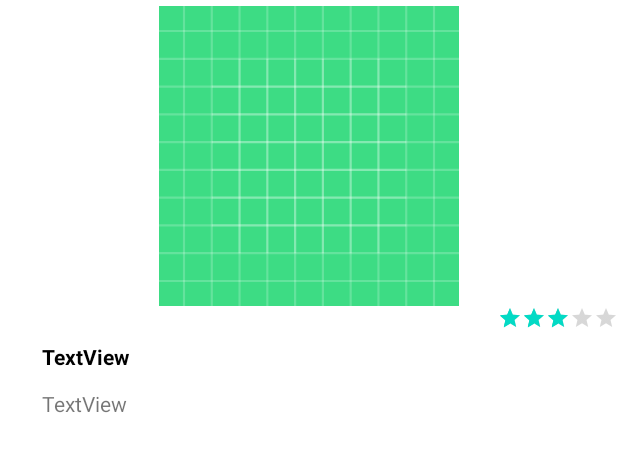
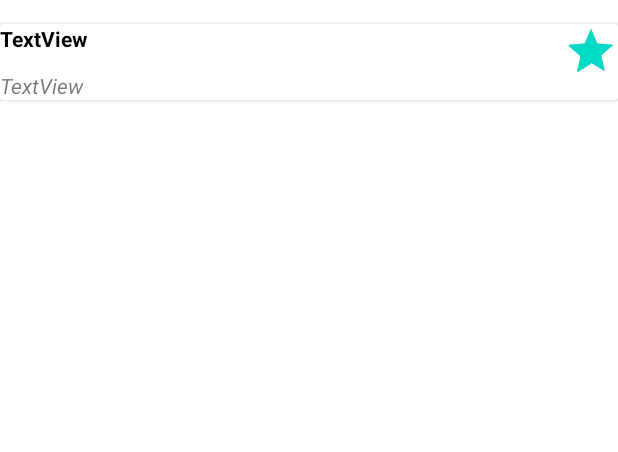
Before and after one commit to Sincal200/Notas_Activity-Completo-, an Android app: the layout fragment_item.xml on its own in the app's theme, with its tools: preview values and no code run, on a phone screen of 412 x 824 dp. Shown: the top 452 px of the screen. Run offline under Robolectric (Android 15) with nearby library versions, the phone set to English and light mode, and no system bars.

```diff
--- a/app/src/main/AndroidManifest.xml
+++ b/app/src/main/AndroidManifest.xml
@@ -10,7 +10,7 @@
         android:dataExtractionRules="@xml/data_extraction_rules"
         android:fullBackupContent="@xml/backup_rules"
         android:icon="@mipmap/ic_launcher"
-        android:label="@string/app_name"
+        android:label="NotasActivity"
         android:roundIcon="@mipmap/ic_launcher_round"
         android:supportsRtl="true"
         android:theme="@style/Theme.Restaurante"
--- a/app/src/main/java/com/example/restaurante/Restaurante.java
+++ b/app/src/main/java/com/example/restaurante/NotasActivity.java
@@ -1,12 +1,12 @@
 package com.example.restaurante;
 
-public class Restaurante {
+public class NotasActivity {
     private String nombre;
     private String urlPhoto;
     private float valoracion;
     private String direccion;
 
-    public Restaurante(String nombre, String urlPhoto, float valoracion, String direccion) {
+    public NotasActivity(String nombre, String urlPhoto, float valoracion, String direccion) {
         this.nombre = nombre;
         this.urlPhoto = urlPhoto;
         this.valoracion = valoracion;
--- a/app/src/main/res/layout/fragment_item.xml
+++ b/app/src/main/res/layout/fragment_item.xml
@@ -1,33 +1,27 @@
 <?xml version="1.0" encoding="utf-8"?>
-<androidx.constraintlayout.widget.ConstraintLayout xmlns:android="http://schemas.android.com/apk/res/android"
+<androidx.cardview.widget.CardView xmlns:android="http://schemas.android.com/apk/res/android"
     xmlns:app="http://schemas.android.com/apk/res-auto"
     xmlns:tools="http://schemas.android.com/tools"
     android:layout_width="match_parent"
-    android:layout_height="wrap_content">
+    android:layout_height="wrap_content"
+    android:layout_marginTop="16dp">
+
+    <androidx.constraintlayout.widget.ConstraintLayout
+        android:layout_width="match_parent"
+        android:layout_height="match_parent">
 
 
-    <ImageView
-        android:id="@+id/imageViewPhoto"
-        android:layout_width="0dp"
-        android:layout_height="200dp"
-        android:layout_marginTop="4dp"
-        app:layout_constraintEnd_toEndOf="parent"
-        app:layout_constraintHorizontal_bias="0.0"
-        app:layout_constraintStart_toStartOf="parent"
-        app:layout_constraintTop_toTopOf="parent"
-        app:srcCompat="@drawable/ic_launcher_background" />
+
 
     <TextView
         android:id="@+id/textViewNombre"
         android:layout_width="wrap_content"
         android:layout_height="wrap_content"
-        android:layout_marginStart="28dp"
-        android:layout_marginTop="24dp"
         android:text="TextView"
         android:textColor="@color/black"
         android:textStyle="bold"
-        app:layout_constraintStart_toStartOf="@+id/imageViewPhoto"
-        app:layout_constraintTop_toBottomOf="@+id/imageViewPhoto" />
+        tools:layout_editor_absoluteX="28dp"
+        tools:layout_editor_absoluteY="228dp" />
 
     <TextView
         android:id="@+id/textViewDireccion"
@@ -35,17 +29,20 @@
         android:layout_height="wrap_content"
         android:layout_marginTop="12dp"
         android:text="TextView"
+        android:textStyle="italic"
         app:layout_constraintStart_toStartOf="@+id/textViewNombre"
         app:layout_constraintTop_toBottomOf="@+id/textViewNombre" />
 
     <RatingBar
         android:id="@+id/ratingBarValoracion"
-        style="@style/Widget.AppCompat.RatingBar.Small"
+        style="@android:style/Widget.DeviceDefault.Light.RatingBar.Indicator"
         android:layout_width="wrap_content"
         android:layout_height="wrap_content"
-        android:numStars="5"
+        android:numStars="1"
         android:rating="3"
         android:stepSize="1"
         app:layout_constraintEnd_toEndOf="parent"
-        app:layout_constraintTop_toBottomOf="@+id/imageViewPhoto" />
-</androidx.constraintlayout.widget.ConstraintLayout>
+        tools:layout_editor_absoluteY="204dp" />
+
+    </androidx.constraintlayout.widget.ConstraintLayout>
+</androidx.cardview.widget.CardView>
```
Also changed, not shown: app/src/main/java/com/example/restaurante/MyRestauranteRecyclerViewAdapter.java (+5 -11 lines), app/src/main/java/com/example/restaurante/RestauranteFragment.java (+7 -7 lines).
